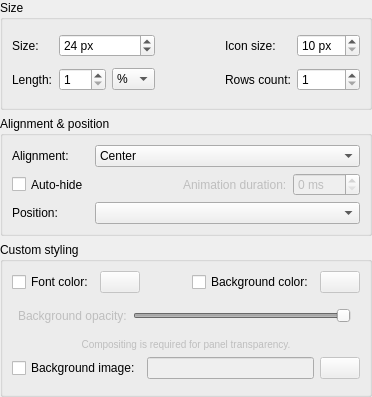
First picture: the form in panel/config/configpanelwidget.ui, repository lxqt/lxqt-panel, before the edit.
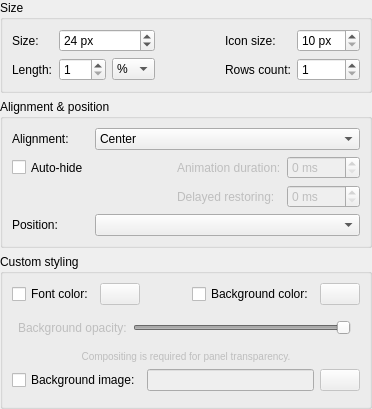
Second picture: the form after the edit. Icons and pictures are not drawn.

Commit message: panel: Add delayed showing (autohide) functionality. Including configurable property for delay time.

Diff of the .ui file:
```diff
--- a/panel/config/configpanelwidget.ui
+++ b/panel/config/configpanelwidget.ui
@@ -234,7 +234,26 @@
         </property>
        </widget>
       </item>
-      <item row="2" column="0">
+      <item row="2" column="3">
+       <widget class="QSpinBox" name="spinBox_showDelay">
+        <property name="enabled">
+         <bool>false</bool>
+        </property> 
+        <property name="toolTip">
+         <string>Zero means no delay</string>
+        </property>
+        <property name="suffix">
+         <string> ms</string>
+        </property>
+        <property name="maximum">
+         <number>2000</number>
+        </property>
+        <property name="singleStep">
+         <number>50</number>
+        </property>
+       </widget>
+      </item>
+      <item row="3" column="0">
        <widget class="QLabel" name="label_position">
         <property name="text">
          <string>Position:</string>
@@ -254,6 +273,19 @@
         </property>
        </widget>
       </item>
+      <item row="2" column="2">
+       <widget class="QLabel" name="label_showDelay">
+        <property name="enabled">
+         <bool>false</bool>
+        </property>
+        <property name="toolTip">
+         <string>Zero means no delay</string>
+        </property>
+        <property name="text">
+         <string>Delayed restoring:</string>
+        </property>
+       </widget>
+      </item>
       <item row="0" column="0">
        <widget class="QLabel" name="label_alignment">
         <property name="text">
@@ -296,7 +328,7 @@
         </item>
        </widget>
       </item>
-      <item row="2" column="1" colspan="3">
+      <item row="3" column="1" colspan="3">
        <widget class="QComboBox" name="comboBox_position"/>
       </item>
      </layout>
```
Left out of the diff: 32 changed lines with no effect on the pictures. The commit also changes 4 other files.
